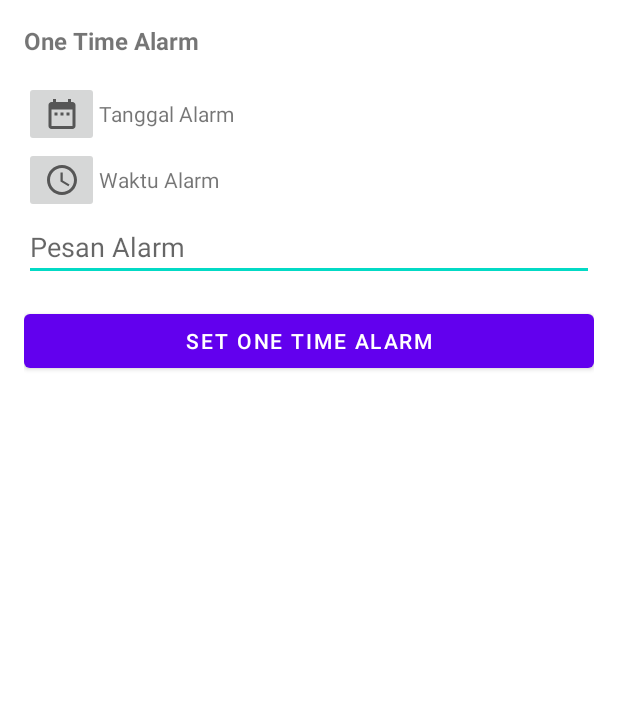
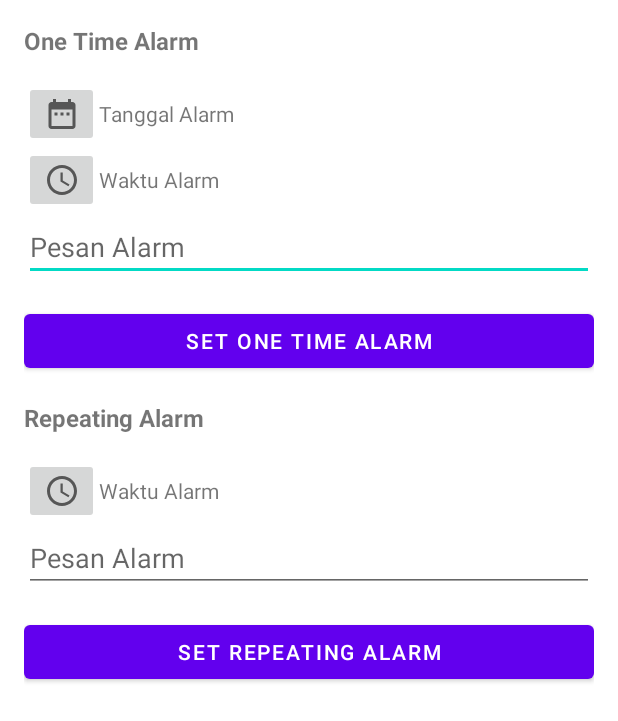
Before and after one commit to bennyfajri/MyAlarmManager, an Android app: the layout activity_main.xml on its own in the app's theme, with its tools: preview values and no code run, on a phone screen of 412 x 824 dp. Shown: the top 721 px of the screen. Run offline under Robolectric (Android 15) with nearby library versions, the phone set to English and light mode, and no system bars.

Commit message:
set repeating alarm

```diff
--- a/app/src/main/res/layout/activity_main.xml
+++ b/app/src/main/res/layout/activity_main.xml
@@ -62,4 +62,47 @@
         android:layout_marginBottom="16dp"
         android:text="@string/set_one_time_alarm" />
 
+    <TextView
+        android:layout_width="match_parent"
+        android:layout_height="wrap_content"
+        android:layout_marginBottom="16dp"
+        android:text="@string/repeating_alarm"
+        android:textSize="16sp"
+        android:textStyle="bold" />
+    <LinearLayout
+        android:layout_width="match_parent"
+        android:layout_height="wrap_content"
+        android:gravity="center_vertical"
+        android:orientation="horizontal">
+        <ImageButton
+            android:id="@+id/btn_repeating_time"
+            android:layout_width="50dp"
+            android:layout_height="wrap_content"
+            android:src="@drawable/ic_access_time" />
+        <TextView
+            android:id="@+id/tv_repeating_time"
+            android:layout_width="wrap_content"
+            android:layout_height="wrap_content"
+            android:text="@string/alarm_time" />
+    </LinearLayout>
+    <EditText
+        android:id="@+id/edt_repeating_message"
+        android:layout_width="match_parent"
+        android:layout_height="wrap_content"
+        android:layout_marginBottom="16dp"
+        android:hint="@string/alarm_message"
+        android:inputType="text" />
+    <LinearLayout
+        android:layout_width="match_parent"
+        android:layout_height="wrap_content"
+        android:gravity="center"
+        android:orientation="horizontal">
+        <Button
+            android:id="@+id/btn_set_repeating_alarm"
+            android:layout_width="wrap_content"
+            android:layout_height="wrap_content"
+            android:layout_weight="0.5"
+            android:text="@string/set_repeating_alarm" />
+    </LinearLayout>
+
 </LinearLayout>
```
Also changed, not shown: app/src/main/java/com/drsync/myalarmmanager/AlarmReceiver.kt (+48 -0 lines), app/src/main/java/com/drsync/myalarmmanager/MainActivity.kt (+14 -1 lines).
